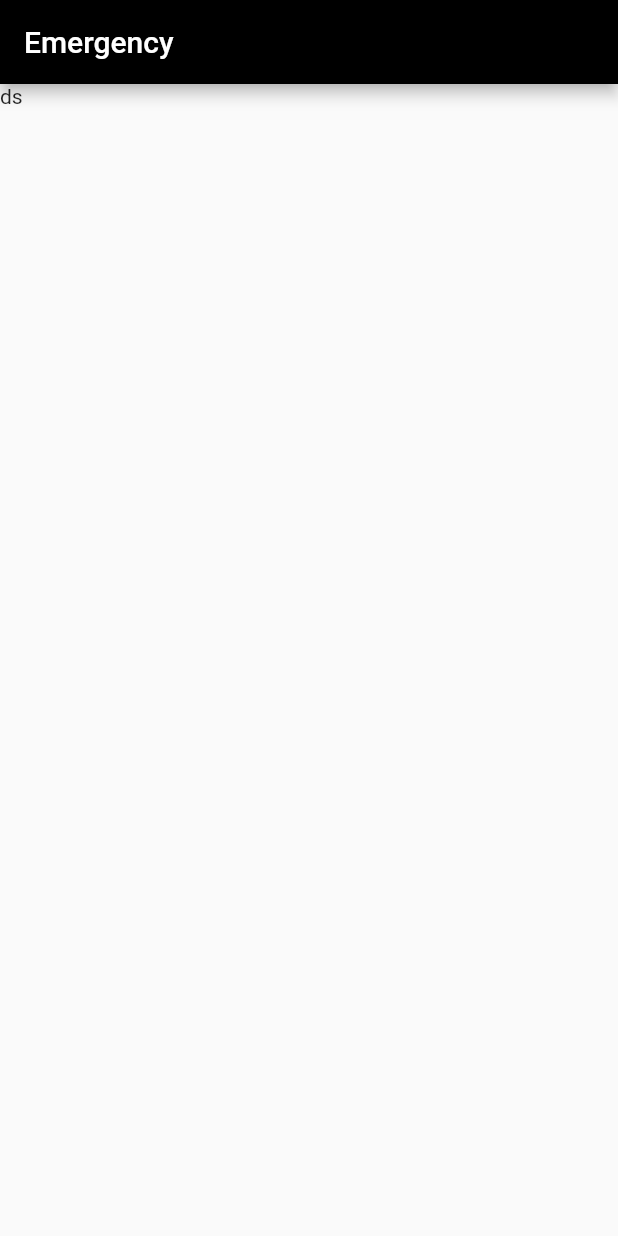
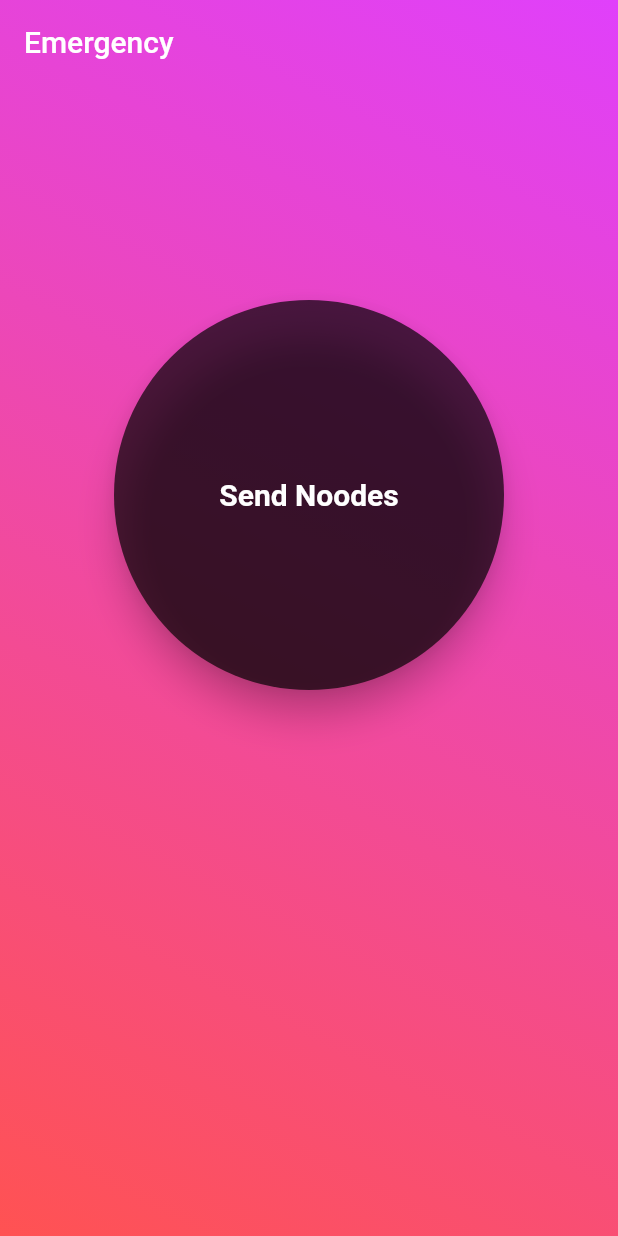
Before and after one commit to kkankariya007/zaza-SOS, a Flutter app: the screen it shows after launch, on a phone screen of 412 x 824 dp. Run offline on Flutter 3.47's test engine with Material 2 defaults, Android fonts, the light colour scheme and no system bars.

Commit message:
Updates Pushed

```diff
--- a/lib/main.dart
+++ b/lib/main.dart
@@ -18,14 +18,55 @@ class _SOSState extends State<SOS> {
   Widget build(BuildContext context) {
     return Scaffold(
       appBar: AppBar(
-      backgroundColor: Colors.black,
+      backgroundColor: Colors.transparent,
       title: Text('Emergency'),
-),
-      body: Column(
-      children: [
-        Text('ds'),
-      ],
+        elevation: 0,
       ),
+
+      body:
+      Center(
+      child:Container(decoration: const BoxDecoration(
+      gradient: LinearGradient(
+      begin: Alignment.topRight,
+      end: Alignment.bottomLeft,
+      colors: [
+        Colors.purpleAccent,
+        Colors.redAccent,
+        ],
+      ),
+      ),
+
+      child:Center(
+      child: Column(mainAxisAlignment: MainAxisAlignment.start,crossAxisAlignment: CrossAxisAlignment.center,
+      children: <Widget>[
+      SizedBox(height: 200.0),
+
+        RawMaterialButton(
+        constraints: BoxConstraints.tight(Size(260,260)),
+        fillColor: Colors.black.withOpacity(0.68),
+      child: Center(
+        child: Text('Send Noodes',
+        style: TextStyle(
+          color: Colors.white,
+          fontSize: 20,
+          fontWeight: FontWeight.bold,
+        ),),
+      ),
+      onPressed: () async {},
+        elevation: 10.0,
+      padding: const EdgeInsets.all(30.0),
+      shape: const CircleBorder(),
+    ),
+
+
+
+                      ],
+                  ),
+                  ),
+            ),
+      ),
+      extendBodyBehindAppBar: true,
+      backgroundColor: Colors.transparent,
     );
   }
 }
```
